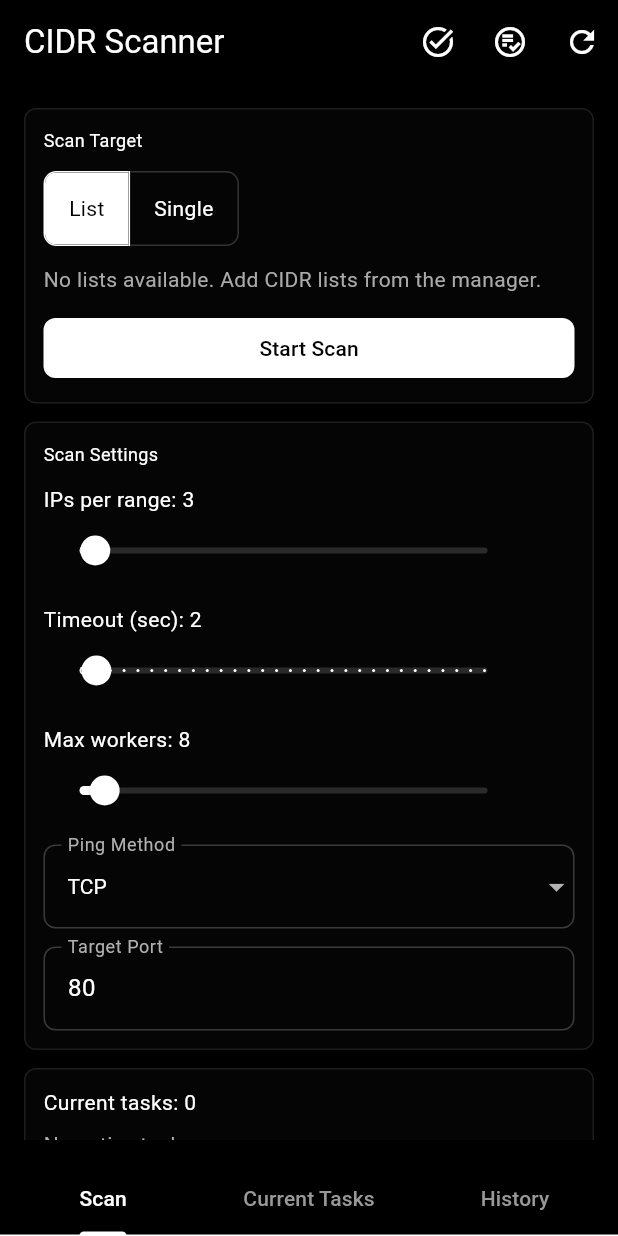
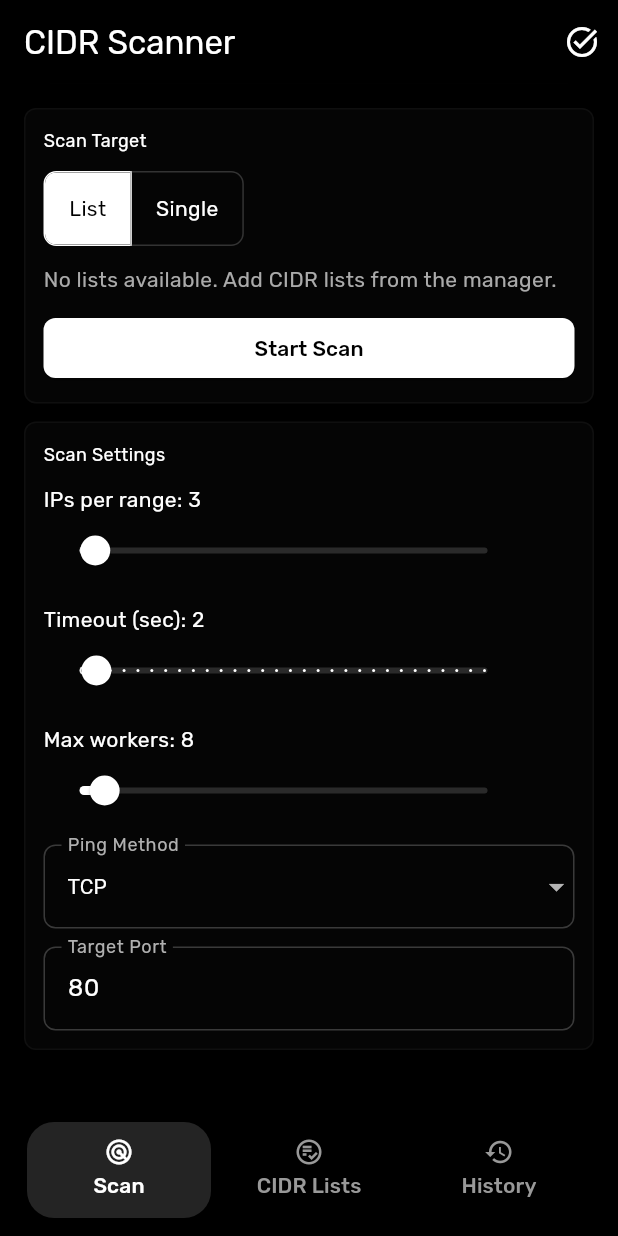
Before and after one commit to Revellison/cidr_scanner, a Flutter app: the screen it shows after launch, on a phone screen of 412 x 824 dp. Run offline on Flutter 3.47's test engine with Material 3 defaults, Android fonts, the phone set to English and light mode, and no system bars; our stand-ins replace flutter_riverpod, google_fonts, hive, hive_flutter; missing offline and left inert: dart_ping, file_selector; accounts and stored records are empty.

Commit message:
доработки

```diff
--- a/lib/features/scanner/presentation/scanner_dashboard_screen.dart
+++ b/lib/features/scanner/presentation/scanner_dashboard_screen.dart
@@ -1,3 +1,5 @@
+import 'dart:ui';
+
 import 'package:flutter/material.dart';
 import 'package:flutter/services.dart';
 import 'package:flutter_riverpod/flutter_riverpod.dart';
@@ -44,9 +46,7 @@ class _ScannerDashboardScreenState
     final state = ref.watch(scanControllerProvider);
     final controller = ref.read(scanControllerProvider.notifier);
     final settings = state.settings;
-    final hasRunningTask = state.currentTasks.any(
-      (task) => task.status == ScanSessionStatus.running,
-    );
+    final currentTaskCount = state.currentTasks.length;
 
     final effectivePortText = settings.targetPort?.toString() ?? '';
     if (_portController.text != effectivePortText) {
@@ -68,9 +68,19 @@ class _ScannerDashboardScreenState
     return DefaultTabController(
       length: 3,
       child: Scaffold(
+        extendBody: true,
         backgroundColor: Colors.black,
         appBar: AppBar(
-          backgroundColor: Colors.black,
+          backgroundColor: Colors.transparent,
+          elevation: 0,
+          scrolledUnderElevation: 0,
+          surfaceTintColor: Colors.transparent,
+          flexibleSpace: ClipRect(
+            child: BackdropFilter(
+              filter: ImageFilter.blur(sigmaX: 12, sigmaY: 12),
+              child: Container(color: Colors.black.withValues(alpha: 0.45)),
+            ),
+          ),
           title: const Text(
             'CIDR Scanner',
             style: TextStyle(color: Colors.white),
@@ -78,43 +88,28 @@ class _ScannerDashboardScreenState
           actions: [
             IconButton(
               onPressed: () async {
-                await _openCurrentTasksSheet(
-                  context,
-                  controller,
-                  state.currentTasks,
-                );
+                await _openCurrentTasksSheet(context, controller);
               },
-              icon: const Icon(Icons.task_alt_outlined),
+              icon: Stack(
+                clipBehavior: Clip.none,
+                children: [
+                  const Icon(Icons.task_alt_outlined),
+                  if (currentTaskCount > 0)
+                    Positioned(
+                      right: -7,
+                      top: -7,
+                      child: _TaskCounterBadge(count: currentTaskCount),
+                    ),
+                ],
+              ),
               color: Colors.white,
               tooltip: 'Current tasks',
-            ),
-            IconButton(
-              onPressed: () async {
-                await Navigator.of(context).push(
-                  MaterialPageRoute<void>(
-                    builder: (_) => const CidrListsScreen(),
-                  ),
-                );
-                if (!mounted) {
-                  return;
-                }
-                await controller.refreshLists();
-              },
-              icon: const Icon(Icons.playlist_add_check_circle_outlined),
-              color: Colors.white,
-              tooltip: 'Manage CIDR lists',
-            ),
-            IconButton(
-              onPressed: hasRunningTask ? null : controller.refreshLists,
-              icon: const Icon(Icons.refresh),
-              color: Colors.white,
-              tooltip: 'Refresh lists',
             ),
           ],
         ),
         body: Container(
           color: Colors.black,
-          padding: const EdgeInsets.all(16),
+          padding: const EdgeInsets.fromLTRB(16, 16, 16, 108),
           child: TabBarView(
             children: [
               _ScanTab(
@@ -130,11 +125,7 @@ class _ScannerDashboardScreenState
                   await _openSessionDialog(context, sessionId);
                 },
               ),
-              _CurrentTasksTab(
-                tasks: state.currentTasks,
-                onOpen: (session) => _openSessionDialog(context, session.id),
-                onDismiss: controller.dismissTask,
-              ),
+              const CidrListsScreen(embedded: true),
               _HistoryTab(
                 entries: state.scanHistory,
                 onOpen: (entry) => _openHistoryDialog(context, entry),
@@ -143,15 +134,40 @@ class _ScannerDashboardScreenState
             ],
           ),
         ),
-        bottomNavigationBar: const TabBar(
-          indicatorColor: Colors.white,
+        bottomNavigationBar: SafeArea(
+          minimum: const EdgeInsets.fromLTRB(16, 0, 16, 10),
+          child: SizedBox(
+            height: 68,
+            child: TabBar(
+              indicator: BoxDecoration(
+                color: Colors.white.withValues(alpha: 0.14),
+                borderRadius: BorderRadius.circular(18),
+              ),
+              indicatorSize: TabBarIndicatorSize.tab,
+              indicatorPadding: const EdgeInsets.symmetric(
+                horizontal: 2,
+                vertical: 2,
+              ),
+              splashFactory: NoSplash.splashFactory,
+              overlayColor: WidgetStateProperty.all(Colors.transparent),
+              dividerColor: Colors.transparent,
               labelColor: Colors.white,
-          unselectedLabelColor: Color(0xFF999999),
-          tabs: [
-            Tab(text: 'Scan'),
-            Tab(text: 'Current Tasks'),
-            Tab(text: 'History'),
+              unselectedLabelColor: const Color(0xFF999999),
+              labelPadding: EdgeInsets.zero,
+              textScaler: TextScaler.noScaling,
+              tabs: const [
+                Tab(icon: Icon(Icons.radar_outlined, size: 20), text: 'Scan'),
+                Tab(
+                  icon: Icon(
+                    Icons.playlist_add_check_circle_outlined,
+                    size: 20,
+                  ),
+                  text: 'CIDR Lists',
+                ),
+                Tab(icon: Icon(Icons.history, size: 20), text: 'History'),
               ],
+            ),
+          ),
         ),
       ),
     );
@@ -166,13 +182,14 @@ class _ScannerDashboardScreenState
       transitionDuration: const Duration(milliseconds: 220),
       pageBuilder: (_, __, ___) => _SessionDialog(sessionId: sessionId),
       transitionBuilder: (context, animation, secondaryAnimation, child) {
-        final scale = CurvedAnimation(
+        final fade = CurvedAnimation(
           parent: animation,
-          curve: Curves.easeOutBack,
+          curve: Curves.easeOutCubic,
         );
+        final scale = Tween<double>(begin: 0.7, end: 1.0).animate(fade);
         return ScaleTransition(
           scale: scale,
-          child: FadeTransition(opacity: animation, child: child),
+          child: FadeTransition(opacity: fade, child: child),
         );
       },
     );
@@ -181,7 +198,6 @@ class _ScannerDashboardScreenState
   Future<void> _openCurrentTasksSheet(
     BuildContext context,
     ScanController controller,
-    List<ScanSession> tasks,
   ) {
     return showModalBottomSheet<void>(
       context: context,
@@ -191,6 +207,12 @@ class _ScannerDashboardScreenState
         borderRadius: BorderRadius.vertical(top: Radius.circular(16)),
       ),
       builder: (sheetContext) {
+        return Consumer(
+          builder: (context, ref, _) {
+            final tasks = ref.watch(
+              scanControllerProvider.select((s) => s.currentTasks),
+            );
+
             return SafeArea(
               child: Padding(
                 padding: const EdgeInsets.all(16),
@@ -219,7 +241,8 @@ class _ScannerDashboardScreenState
                         child: ListView.separated(
                           shrinkWrap: true,
                           itemCount: tasks.length,
-                      separatorBuilder: (_, __) => const SizedBox(height: 8),
+                          separatorBuilder: (_, __) =>
+                              const SizedBox(height: 8),
                           itemBuilder: (context, index) {
                             final task = tasks[index];
                             return _TaskCard(
@@ -239,6 +262,8 @@ class _ScannerDashboardScreenState
             );
           },
         );
+      },
+    );
   }
 
   Future<void> _openHistoryDialog(
@@ -253,13 +278,14 @@ class _ScannerDashboardScreenState
       transitionDuration: const Duration(milliseconds: 220),
       pageBuilder: (_, __, ___) => _HistoryDetailsDialog(entry: entry),
       transitionBuilder: (context, animation, secondaryAnimation, child) {
-        final scale = CurvedAnimation(
+        final fade = CurvedAnimation(
           parent: animation,
-          curve: Curves.easeOutBack,
+          curve: Curves.easeOutCubic,
         );
+        final scale = Tween<double>(begin: 0.7, end: 1.0).animate(fade);
         return ScaleTransition(
           scale: scale,
-          child: FadeTransition(opacity: animation, child: child),
+          child: FadeTransition(opacity: fade, child: child),
         );
       },
     );
@@ -500,61 +526,16 @@ class _ScanTab extends StatelessWidget {
               ],
             ),
           ),
+          if (state.errorMessage != null) ...[
             const SizedBox(height: 12),
-          _SectionCard(
-            child: Builder(
-              builder: (context) {
-                final runningTasks = state.currentTasks.where(
-                  (task) => task.status == ScanSessionStatus.running,
-                );
-                final activeTask = runningTasks.isNotEmpty
-                    ? runningTasks.first
-                    : (state.currentTasks.isNotEmpty
-                          ? state.currentTasks.first
-                          : null);
-                final progressText = activeTask == null
-                    ? 'No active tasks'
-                    : '${activeTask.progress}/${activeTask.totalRanges}';
-                return Column(
-                  crossAxisAlignment: CrossAxisAlignment.start,
-                  children: [
-                    Text(
-                      'Current tasks: ${state.currentTasks.length}',
-                      style: const TextStyle(color: Colors.white),
-                    ),
-                    const SizedBox(height: 8),
-                    Text(
-                      progressText,
-                      style: const TextStyle(color: Color(0xFFB0B0B0)),
-                    ),
-                    const SizedBox(height: 8),
             Align(
-                      alignment: Alignment.centerRight,
-                      child: TextButton(
-                        onPressed: () {
-                          final tabController = DefaultTabController.of(
-                            context,
-                          );
-                          tabController.animateTo(1);
-                        },
-                        child: const Text(
-                          'Open Current Tasks',
-                          style: TextStyle(color: Colors.white),
-                        ),
-                      ),
-                    ),
-                    if (state.errorMessage != null) ...[
-                      const SizedBox(height: 8),
-                      Text(
+              alignment: Alignment.centerLeft,
+              child: Text(
                 state.errorMessage!,
                 style: const TextStyle(color: Color(0xFFCC6666)),
               ),
+            ),
           ],
-                  ],
-                );
-              },
-            ),
-          ),
         ],
       ),
     );
@@ -804,7 +785,9 @@ class _HistoryDetailsDialog extends StatelessWidget {
                           padding: const EdgeInsets.all(12),
                           decoration: BoxDecoration(
                             color: const Color(0xFF050505),
-                            border: Border.all(color: const Color(0xFF1D1D1D)),
+                            border: Border.all(
+                              color: Colors.white.withValues(alpha: 0.05),
+                            ),
                             borderRadius: BorderRadius.circular(12),
                           ),
                           child: entry.aliveRanges.isEmpty
@@ -832,7 +815,9 @@ class _HistoryDetailsDialog extends StatelessWidget {
                           padding: const EdgeInsets.all(12),
                           decoration: BoxDecoration(
                             color: const Color(0xFF050505),
-                            border: Border.all(color: const Color(0xFF1D1D1D)),
+                            border: Border.all(
+                              color: Colors.white.withValues(alpha: 0.05),
+                            ),
                             borderRadius: BorderRadius.circular(12),
                           ),
                           child: SingleChildScrollView(
@@ -859,39 +844,31 @@ class _HistoryDetailsDialog extends StatelessWidget {
   }
 }
 
-class _CurrentTasksTab extends StatelessWidget {
-  const _CurrentTasksTab({
-    required this.tasks,
-    required this.onOpen,
-    required this.onDismiss,
-  });
+class _TaskCounterBadge extends StatelessWidget {
+  const _TaskCounterBadge({required this.count});
 
-  final List<ScanSession> tasks;
-  final ValueChanged<ScanSession> onOpen;
-  final Future<void> Function(String sessionId) onDismiss;
+  final int count;
 
   @override
   Widget build(BuildContext context) {
-    if (tasks.isEmpty) {
-      return const Center(
+    final display = count > 99 ? '99+' : '$count';
+    return Container(
+      constraints: const BoxConstraints(minWidth: 18),
+      padding: const EdgeInsets.symmetric(horizontal: 5, vertical: 1),
+      decoration: BoxDecoration(
+        color: Colors.white,
+        borderRadius: BorderRadius.circular(10),
+      ),
+      alignment: Alignment.center,
       child: Text(
-          'No current tasks',
-          style: TextStyle(color: Color(0xFFAAAAAA)),
+        display,
+        style: const TextStyle(
+          color: Colors.black,
+          fontSize: 10,
+          fontWeight: FontWeight.w700,
+          height: 1.1,
         ),
-      );
-    }
-
-    return ListView.separated(
-      itemCount: tasks.length,
-      separatorBuilder: (_, __) => const SizedBox(height: 8),
-      itemBuilder: (context, index) {
-        final task = tasks[index];
-        return _TaskCard(
-          task: task,
-          onOpen: () => onOpen(task),
-          onDismiss: () => onDismiss(task.id),
-        );
-      },
+      ),
     );
   }
 }
@@ -1093,7 +1070,7 @@ class _RangeResultCard extends StatelessWidget {
       padding: const EdgeInsets.all(10),
       decoration: BoxDecoration(
         color: const Color(0xFF090909),
-        border: Border.all(color: const Color(0xFF1D1D1D)),
+        border: Border.all(color: Colors.white.withValues(alpha: 0.05)),
         borderRadius: BorderRadius.circular(10),
       ),
       child: Column(
@@ -1150,7 +1127,7 @@ class _HistoryRangeCard extends StatelessWidget {
       padding: const EdgeInsets.all(10),
       decoration: BoxDecoration(
         color: const Color(0xFF090909),
-        border: Border.all(color: const Color(0xFF1D1D1D)),
+        border: Border.all(color: Colors.white.withValues(alpha: 0.05)),
         borderRadius: BorderRadius.circular(10),
       ),
       child: Column(
@@ -1283,7 +1260,7 @@ class _SectionCard extends StatelessWidget {
       padding: const EdgeInsets.all(12),
       decoration: BoxDecoration(
         color: const Color(0xFF050505),
-        border: Border.all(color: const Color(0xFF1D1D1D)),
+        border: Border.all(color: Colors.white.withValues(alpha: 0.04)),
         borderRadius: BorderRadius.circular(8),
       ),
       child: child,
--- a/lib/main.dart
+++ b/lib/main.dart
@@ -1,5 +1,6 @@
 import 'package:flutter/material.dart';
 import 'package:flutter_riverpod/flutter_riverpod.dart';
+import 'package:google_fonts/google_fonts.dart';
 
 import 'core/storage/hive_bootstrap.dart';
 import 'features/scanner/presentation/scanner_dashboard_screen.dart';
@@ -20,6 +21,10 @@ class App extends StatelessWidget {
       theme: ThemeData(
         scaffoldBackgroundColor: Colors.black,
         brightness: Brightness.dark,
+        textTheme: GoogleFonts.rubikTextTheme(ThemeData.dark().textTheme),
+        primaryTextTheme: GoogleFonts.rubikTextTheme(
+          ThemeData.dark().primaryTextTheme,
+        ),
         colorScheme: const ColorScheme.dark(
           surface: Colors.black,
           onSurface: Colors.white,
--- a/pubspec.yaml
+++ b/pubspec.yaml
@@ -39,6 +39,8 @@ dependencies:
   http: ^1.5.0
   dart_ping: ^9.0.1
   flutter_riverpod: ^2.6.1
+  google_fonts: ^6.3.0
+  file_selector: ^1.1.0
 
 dev_dependencies:
   flutter_test:
```
Also changed, not shown: lib/features/cidr_lists/presentation/cidr_lists_screen.dart (+88 -12 lines), pubspec.lock, 21 other files. Lines whose indentation alone changed are shown as unchanged.
